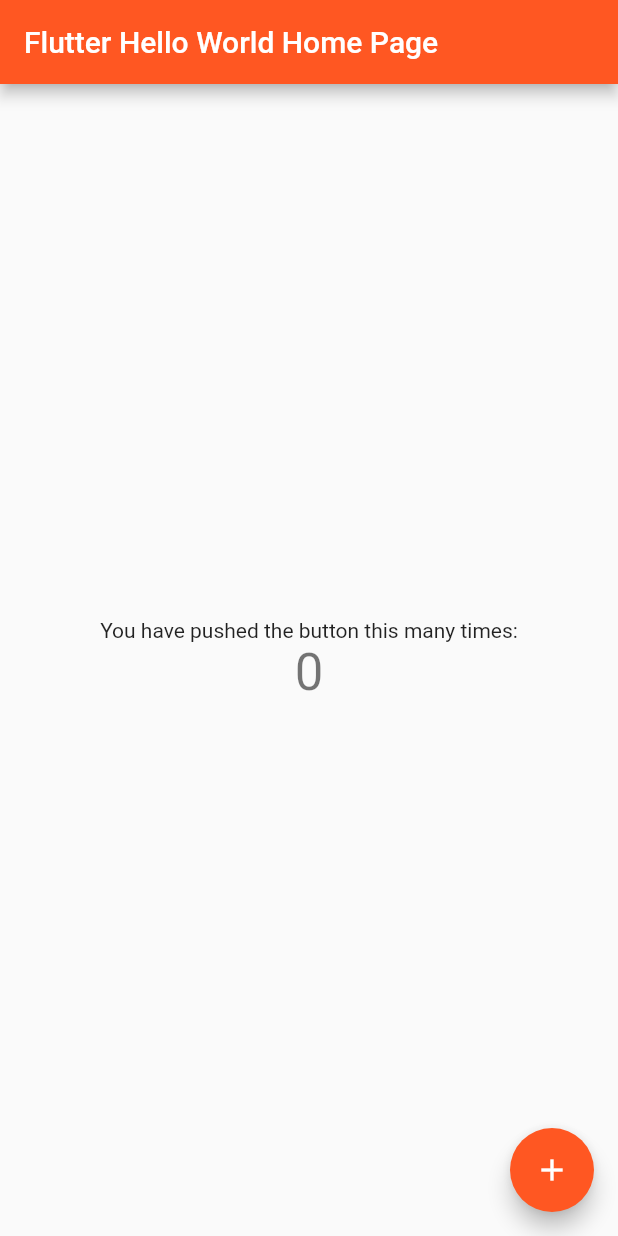
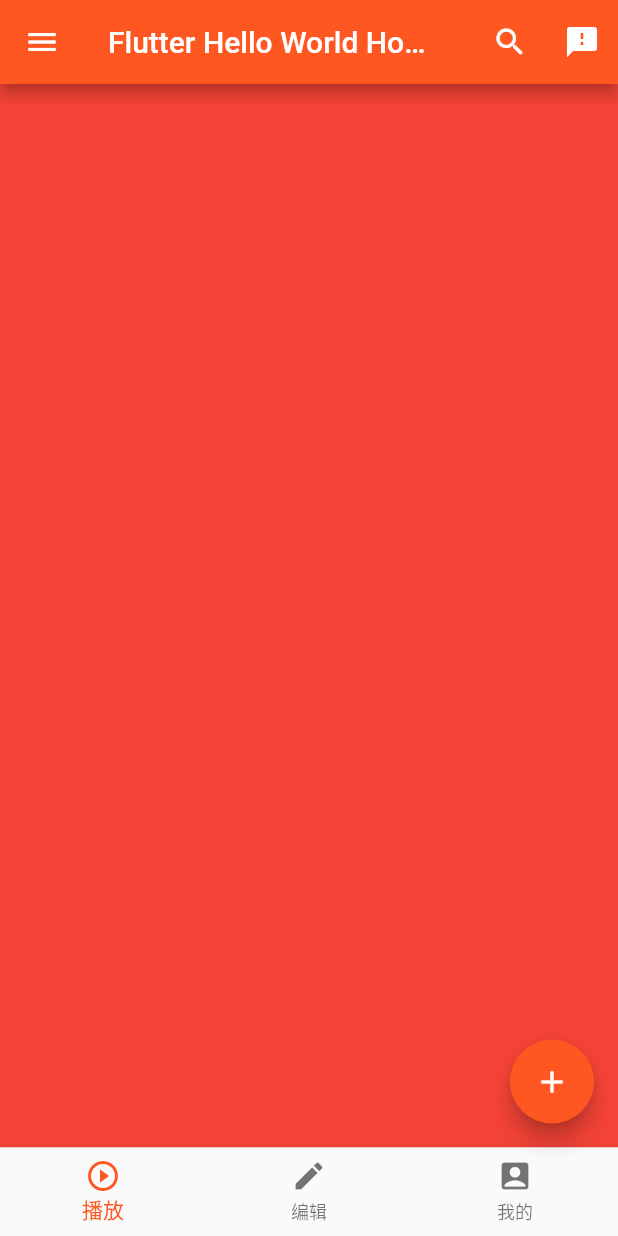
Before and after one commit to iounce/flutter-demo, a Flutter app: the screen it shows after launch, on a phone screen of 412 x 824 dp. Run offline on Flutter 3.47's test engine with Material 2 defaults, Android fonts, the phone set to English and light mode, and no system bars.

Commit message:
1.change app icon 2.add menu and drawer

```diff
--- a/flutter_helloworld/lib/main.dart
+++ b/flutter_helloworld/lib/main.dart
@@ -40,12 +40,26 @@
 }
 
 class _MyHomePageState extends State<MyHomePage> {
-  int _counter = 0;
+  int _currentIndex = 0;
+  late List<Widget> _pages;
+  late PageController _pageController;
 
-  void _incrementCounter() {
-    setState(() {
-      _counter++;
-    });
+  @override
+  void initState() {
+    super.initState();
+
+    _pageController = PageController(initialPage: _currentIndex);
+    _pages = [
+      Container(
+        color: Colors.red,
+      ),
+      Container(
+        color: Colors.yellow,
+      ),
+      Container(
+        color: Colors.blue,
+      ),
+    ];
   }
 
   @override
@@ -53,26 +67,87 @@
     return Scaffold(
       appBar: AppBar(
         title: Text(widget.title),
+        actions: <Widget>[
+          IconButton(
+              icon: Icon(
+                Icons.search,
+              ),
+              onPressed: () {}),
+          IconButton(
+            icon: Icon(
+              Icons.feedback,
+            ),
+            onPressed: () {},
+          ),
+        ],
       ),
-      body: Center(
-        // Center is a layout widget. It takes a single child and positions it
-        // in the middle of the parent.
-        child: Column(
-          mainAxisAlignment: MainAxisAlignment.center,
+      bottomNavigationBar: BottomNavigationBar(
+        currentIndex: _currentIndex,
+        onTap: (index) {
+          _pageController.animateToPage(index,
+              duration: Duration(milliseconds: 200), curve: Curves.easeInOut);
+        },
+        items: <BottomNavigationBarItem>[
+          BottomNavigationBarItem(
+            icon: Icon(
+              Icons.play_circle_outline,
+            ),
+            label: '播放',
+          ),
+          BottomNavigationBarItem(
+            icon: Icon(
+              Icons.edit,
+            ),
+            label: '编辑',
+          ),
+          BottomNavigationBarItem(
+            icon: Icon(
+              Icons.account_box,
+            ),
+            label: '我的',
+          ),
+        ],
+      ),
+      drawer: Drawer(
+        child: ListView(
           children: <Widget>[
-            Text(
-              'You have pushed the button this many times:',
+            DrawerHeader(
+              decoration: BoxDecoration(
+                color: Colors.indigo,
+              ),
+              child: Center(
+                child: SizedBox(
+                  width: 60.0,
+                  height: 60.0,
+                  child: CircleAvatar(
+                    child: Text('Flutter'),
+                  ),
+                ),
+              ),
             ),
-            Text(
-              '$_counter',
-              style: Theme.of(context).textTheme.headline4,
-            ),
+            ListTile(
+              leading: Icon(Icons.settings),
+              title: Text('设置'),
+              onTap: () {},
+            )
           ],
         ),
       ),
+      body: PageView.builder(
+        itemBuilder: (BuildContext context, int index) {
+          return _pages[index];
+        },
+        controller: _pageController,
+        itemCount: _pages.length,
+        onPageChanged: (int index) {
+          setState(() {
+            _currentIndex = index;
+          });
+        },
+      ),
       floatingActionButton: FloatingActionButton(
-        onPressed: _incrementCounter,
-        tooltip: 'Increment',
+        onPressed: () {},
+        tooltip: 'Add',
         child: Icon(Icons.add),
       ),
     );
```
Also changed, not shown: 7 other files.
